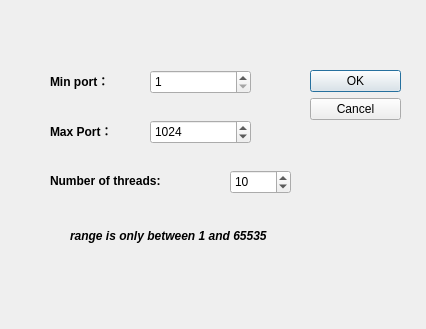
This is dialog.ui in Peqiii/PortScanner as Qt 5 draws it before an edit. The edited form follows.
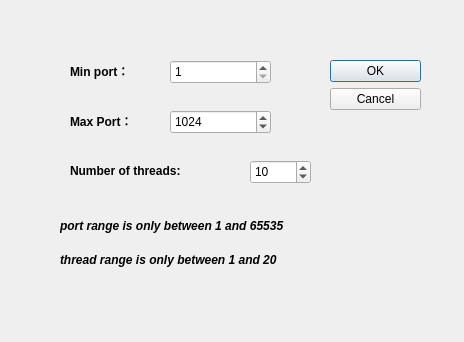
This is the edited form.

Patch:
```diff
--- a/dialog.ui
+++ b/dialog.ui
@@ -6,8 +6,8 @@
    <rect>
     <x>0</x>
     <y>0</y>
-    <width>426</width>
-    <height>329</height>
+    <width>464</width>
+    <height>342</height>
    </rect>
   </property>
   <property name="windowTitle">
@@ -16,8 +16,8 @@
   <widget class="QDialogButtonBox" name="buttonBox">
    <property name="geometry">
     <rect>
-     <x>310</x>
-     <y>70</y>
+     <x>330</x>
+     <y>60</y>
      <width>91</width>
      <height>61</height>
     </rect>
@@ -32,8 +32,8 @@
   <widget class="QSpinBox" name="spinBox_min">
    <property name="geometry">
     <rect>
-     <x>150</x>
-     <y>70</y>
+     <x>170</x>
+     <y>60</y>
      <width>101</width>
      <height>24</height>
     </rect>
@@ -51,8 +51,8 @@
   <widget class="QSpinBox" name="spinBox_max">
    <property name="geometry">
     <rect>
-     <x>150</x>
-     <y>120</y>
+     <x>170</x>
+     <y>110</y>
      <width>101</width>
      <height>24</height>
     </rect>
@@ -70,8 +70,8 @@
   <widget class="QLabel" name="label_min">
    <property name="geometry">
     <rect>
-     <x>50</x>
-     <y>70</y>
+     <x>70</x>
+     <y>60</y>
      <width>91</width>
      <height>21</height>
     </rect>
@@ -89,8 +89,8 @@
   <widget class="QLabel" name="label_max">
    <property name="geometry">
     <rect>
-     <x>50</x>
-     <y>120</y>
+     <x>70</x>
+     <y>110</y>
      <width>81</width>
      <height>21</height>
     </rect>
@@ -108,9 +108,9 @@
   <widget class="QLabel" name="label">
    <property name="geometry">
     <rect>
-     <x>70</x>
-     <y>220</y>
-     <width>301</width>
+     <x>60</x>
+     <y>210</y>
+     <width>351</width>
      <height>31</height>
     </rect>
    </property>
@@ -125,14 +125,14 @@
     </font>
    </property>
    <property name="text">
-    <string>range is only between 1 and 65535</string>
+    <string>port range is only between 1 and 65535</string>
    </property>
   </widget>
   <widget class="QLabel" name="label_thread">
    <property name="geometry">
     <rect>
-     <x>50</x>
-     <y>170</y>
+     <x>70</x>
+     <y>160</y>
      <width>161</width>
      <height>21</height>
     </rect>
@@ -150,8 +150,8 @@
   <widget class="QSpinBox" name="spinBox_thread">
    <property name="geometry">
     <rect>
-     <x>230</x>
-     <y>170</y>
+     <x>250</x>
+     <y>160</y>
      <width>61</width>
      <height>24</height>
     </rect>
@@ -166,6 +166,26 @@
     <number>10</number>
    </property>
   </widget>
+  <widget class="QLabel" name="label_2">
+   <property name="geometry">
+    <rect>
+     <x>60</x>
+     <y>250</y>
+     <width>351</width>
+     <height>20</height>
+    </rect>
+   </property>
+   <property name="font">
+    <font>
+     <weight>75</weight>
+     <italic>true</italic>
+     <bold>true</bold>
+    </font>
+   </property>
+   <property name="text">
+    <string>thread range is only between 1 and 20</string>
+   </property>
+  </widget>
  </widget>
  <resources/>
  <connections>
```
